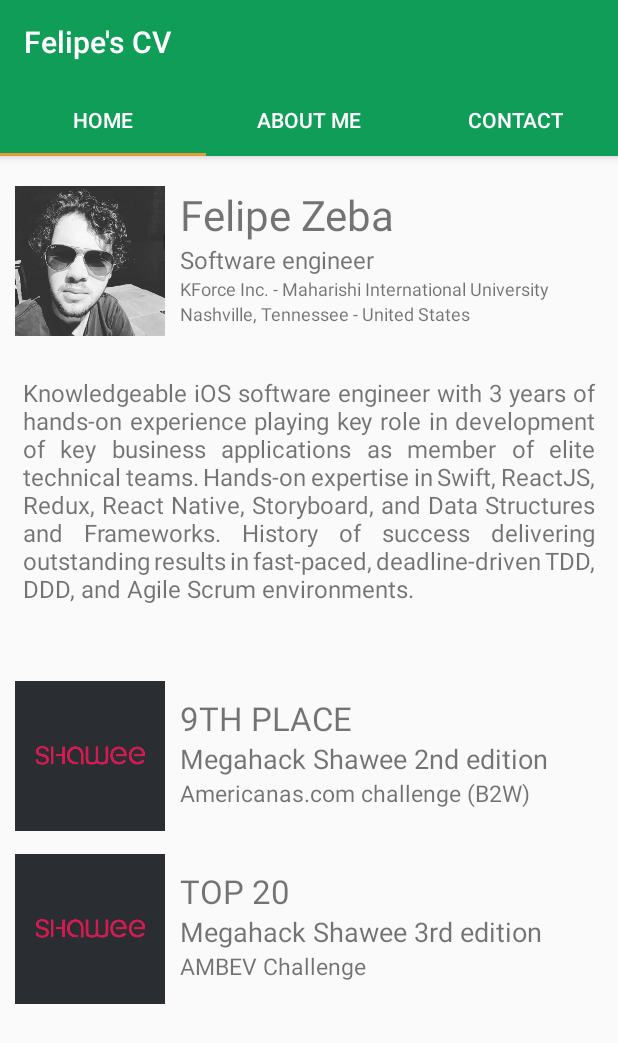
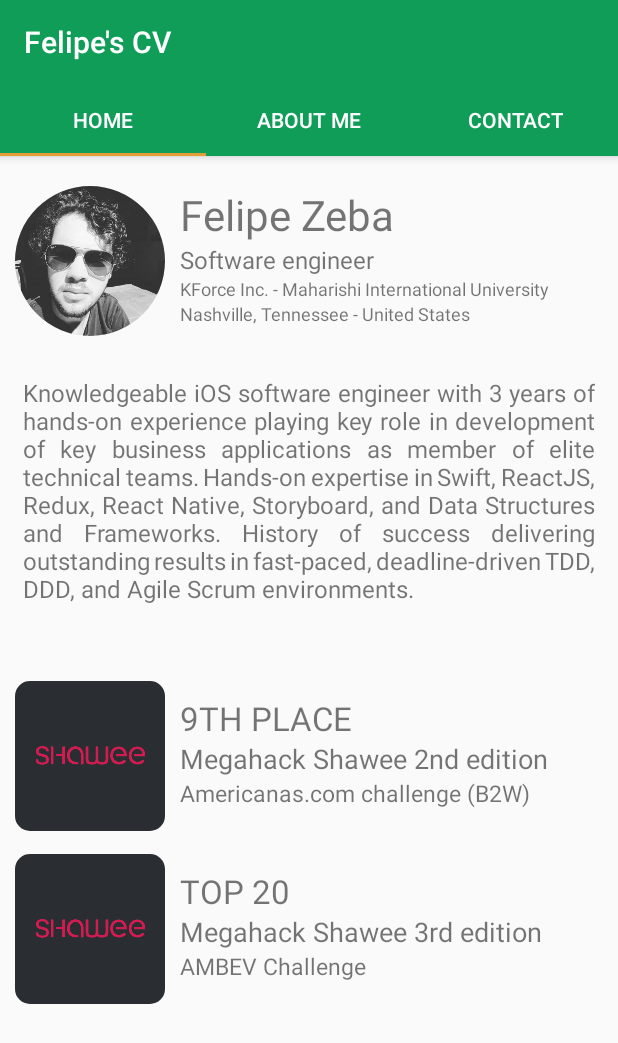
Before and after one commit to felipe-zg/MDP_final_project, an Android app: the HomeFragment screen opened directly, with no data from a screen before it, on a phone screen of 412 x 824 dp. Shown: the top 1043 px of the screen. Run offline under Robolectric (Android 15) with nearby library versions, the phone set to English and light mode, and no system bars; 1 statement that could not run was skipped.

Commit message:
refactor: make profile picture circular

```diff
--- a/app/src/main/res/values/themes.xml
+++ b/app/src/main/res/values/themes.xml
@@ -15,4 +15,16 @@
         <item name="colorPrimaryDark">@color/colorPrimaryDark</item>
         <item name="colorAccent">@color/colorAccent</item>
     </style>
+
+    <style name="RoundCorner" parent="">
+        <item name="cornerFamily">rounded</item>
+        <item name="cornerSize">10dp</item>
+        <item name="color">@color/white</item>
+    </style>
+
+    <style name="CircleCorner" parent="">
+        <item name="cornerFamily">rounded</item>
+        <item name="cornerSize">50dp</item>
+        <item name="color">@color/white</item>
+    </style>
 </resources>
```
